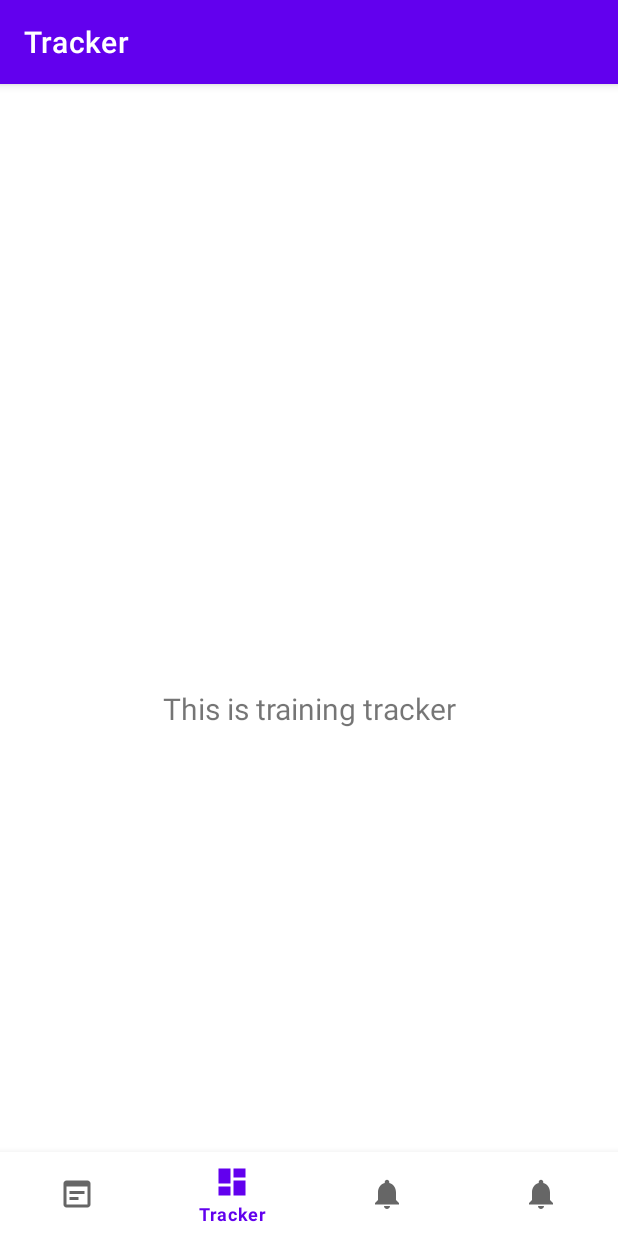
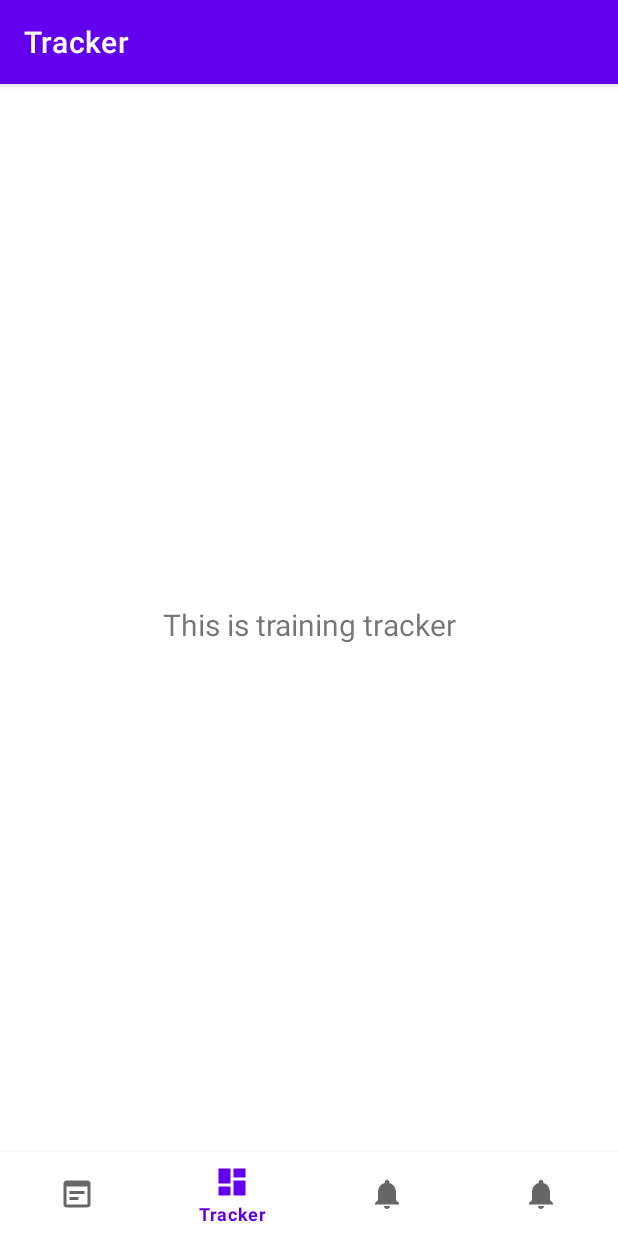
Before and after one commit to stefanusgusega/if3210-2021-android-k2-10, an Android app: the screen it shows after launch (MainActivity), item 2 of the bottom bar chosen, on a phone screen of 412 x 824 dp. Run offline under Robolectric (Android 15) with nearby library versions, the phone set to English and light mode, and no system bars; our stand-ins replace navigation-ui.

Commit message:
Fix layouting and add spaces between card view

```diff
--- a/app/src/main/res/layout/activity_main.xml
+++ b/app/src/main/res/layout/activity_main.xml
@@ -3,8 +3,7 @@
     xmlns:app="http://schemas.android.com/apk/res-auto"
     android:id="@+id/container"
     android:layout_width="match_parent"
-    android:layout_height="match_parent"
-    android:paddingTop="?attr/actionBarSize">
+    android:layout_height="match_parent">
 
     <com.google.android.material.bottomnavigation.BottomNavigationView
         android:id="@+id/nav_view"
@@ -22,7 +21,7 @@
         android:id="@+id/nav_host_fragment"
         android:name="androidx.navigation.fragment.NavHostFragment"
         android:layout_width="match_parent"
-        android:layout_height="match_parent"
+        android:layout_height="0dp"
         app:defaultNavHost="true"
         app:layout_constraintBottom_toTopOf="@id/nav_view"
         app:layout_constraintLeft_toLeftOf="parent"
--- a/app/src/main/res/layout/fragment_news.xml
+++ b/app/src/main/res/layout/fragment_news.xml
@@ -14,6 +14,7 @@
         android:layout_marginTop="16dp"
         android:layout_marginEnd="16dp"
         android:layout_marginBottom="16dp"
+
         app:layout_constraintBottom_toBottomOf="parent"
         app:layout_constraintEnd_toEndOf="parent"
         app:layout_constraintStart_toStartOf="parent"
```
Also changed, not shown: app/src/main/res/layout/item_news.xml (+12 -4 lines).
